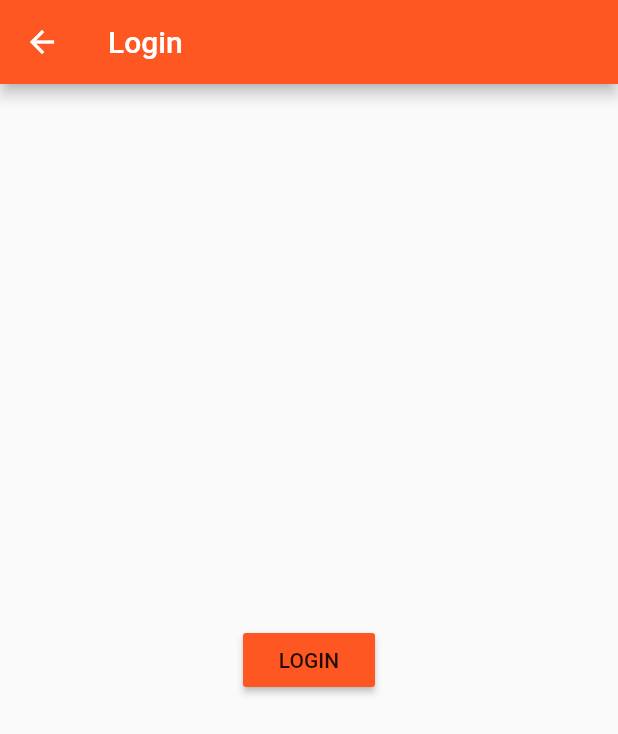
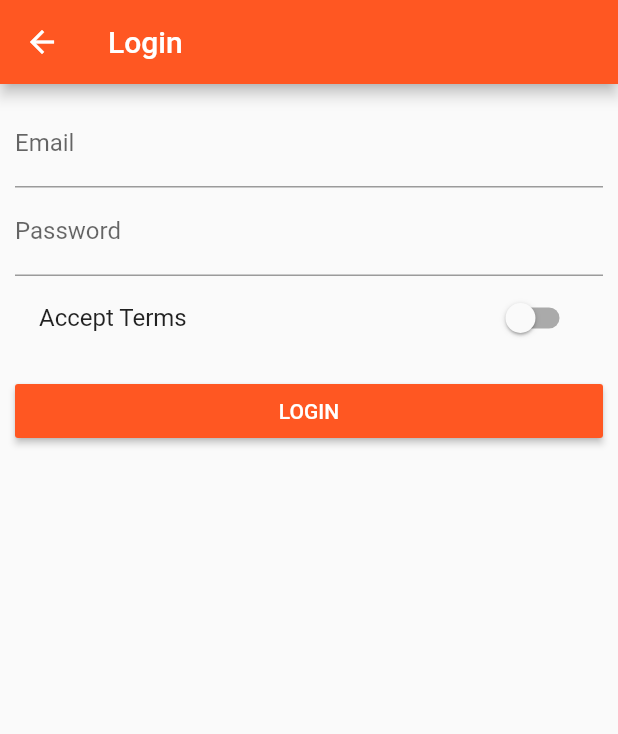
Before and after one commit to allayGerald/flutterPlayground, a Flutter app: the AuthPage screen opened directly, on a phone screen of 412 x 824 dp. Shown: the top 734 px of the screen. Run offline on Flutter 3.47's test engine with Material 2 defaults, Android fonts, the phone set to English and light mode, and no system bars.

Commit message:
Add login inputs

```diff
--- a/lib/pages/auth.dart
+++ b/lib/pages/auth.dart
@@ -1,22 +1,68 @@
 import 'package:first_app/pages/products.dart';
 import 'package:flutter/material.dart';
 
-class AuthPage extends StatelessWidget {
+class AuthPage extends StatefulWidget {
+  @override
+  State<StatefulWidget> createState() {
+    return _AuthPageState();
+  }
+}
+
+class _AuthPageState extends State<AuthPage> {
+  String _emailValue;
+  String _passwordValue;
+  bool _acceptTerms = false;
+
   @override
   Widget build(BuildContext context) {
     return Scaffold(
       appBar: AppBar(
         title: Text('Login'),
       ),
-      body: Center(
-        child: RaisedButton(
-          color: Theme.of(context).primaryColor,
-          onPressed: () {
-            Navigator.pushReplacementNamed(context, '/');
-          },
-          child: Text('LOGIN'),
-        ),
-      ),
+      body: Container(
+          margin: EdgeInsets.all(10.0),
+          child: ListView(
+            children: <Widget>[
+              TextField(
+                decoration: InputDecoration(labelText: 'Email'),
+                keyboardType: TextInputType.emailAddress,
+                onChanged: (String value) {
+                  setState(() {
+                    _emailValue = value;
+                  });
+                },
+              ),
+              TextField(
+                decoration: InputDecoration(labelText: 'Password'),
+                obscureText: true,
+                onChanged: (String value) {
+                  setState(() {
+                    _passwordValue = value;
+                  });
+                },
+              ),
+              SwitchListTile(
+                title: Text('Accept Terms'),
+                value: _acceptTerms,
+                onChanged: (bool value) {
+                  setState(() {
+                    _acceptTerms = value;
+                  });
+                },
+              ),
+              SizedBox(
+                height: 10,
+              ),
+              RaisedButton(
+                color: Theme.of(context).primaryColor,
+                textColor: Colors.white,
+                onPressed: () {
+                  Navigator.pushReplacementNamed(context, '/products');
+                },
+                child: Text('LOGIN'),
+              ),
+            ],
+          )),
     );
   }
 }
```
Also changed, not shown: lib/main.dart (+5 -5 lines), lib/products.dart (+7 -0 lines).
